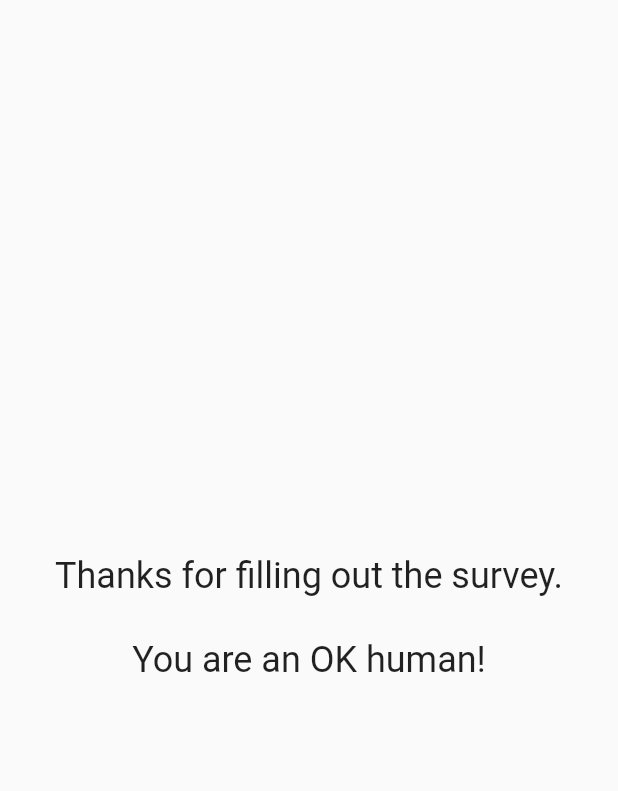
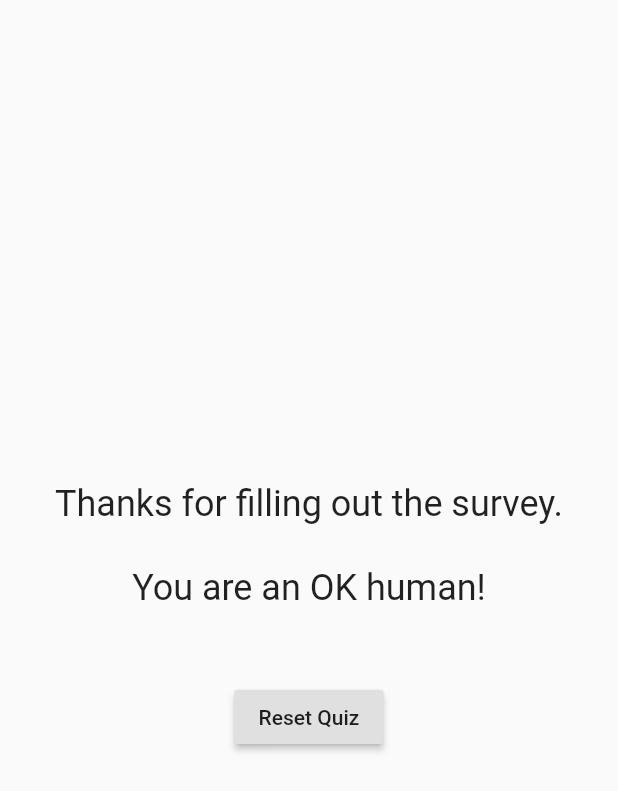
Before and after one commit to martinstofko219/fc_survey, a Flutter app: the Result widget shown alone on an empty page, opened directly with empty values, on a phone screen of 412 x 824 dp. Shown: the top 791 px of the screen. Run offline on Flutter 3.47's test engine with Material 2 defaults, Android fonts, the phone set to English and light mode, and no system bars.

Commit message:
Added reset fucntionality and minor UI updates.

```diff
--- a/lib/answer.dart
+++ b/lib/answer.dart
@@ -9,6 +9,7 @@ class Answer extends StatelessWidget {
   @override
   Widget build(BuildContext context) {
     return Container(
+      padding: EdgeInsets.only(left: 16.0, right: 16.0),
       width: double.infinity,
       child: RaisedButton(
         color: Theme.of(context).primaryColor,
--- a/lib/quiz.dart
+++ b/lib/quiz.dart
@@ -14,6 +14,7 @@ class Quiz extends StatelessWidget {
     return Column(
       children: <Widget>[
         Question(question['question']),
+        SizedBox(height: 24.0),
         ...(question['answers'] as List<Map<String, dynamic>>)
             .map((Map<String, dynamic> a) =>
                 Answer(a['text'], () => answerFunc(a['score'])))
--- a/lib/result.dart
+++ b/lib/result.dart
@@ -2,8 +2,9 @@ import 'package:flutter/material.dart';
 
 class Result extends StatelessWidget {
   final int resultScore;
+  final Function resetFunc;
 
-  Result(this.resultScore);
+  Result(this.resultScore, this.resetFunc);
 
   String get resultText {
     var result = 'Thanks for filling out the survey.\n\n';
@@ -20,10 +21,23 @@ class Result extends StatelessWidget {
   @override
   Widget build(BuildContext context) {
     return Center(
-      child: Text(
-        resultText,
-        style: Theme.of(context).textTheme.headline,
-        textAlign: TextAlign.center,
+      child: Column(
+        crossAxisAlignment: CrossAxisAlignment.center,
+        mainAxisAlignment: MainAxisAlignment.center,
+        children: <Widget>[
+          Text(
+            resultText,
+            style: Theme.of(context).textTheme.headline,
+            textAlign: TextAlign.center,
+          ),
+          SizedBox(
+            height: 48.0,
+          ),
+          RaisedButton(
+            child: Text('Reset Quiz'),
+            onPressed: resetFunc,
+          ),
+        ],
       ),
     );
   }
```
Also changed, not shown: lib/main.dart (+6 -1 lines).
